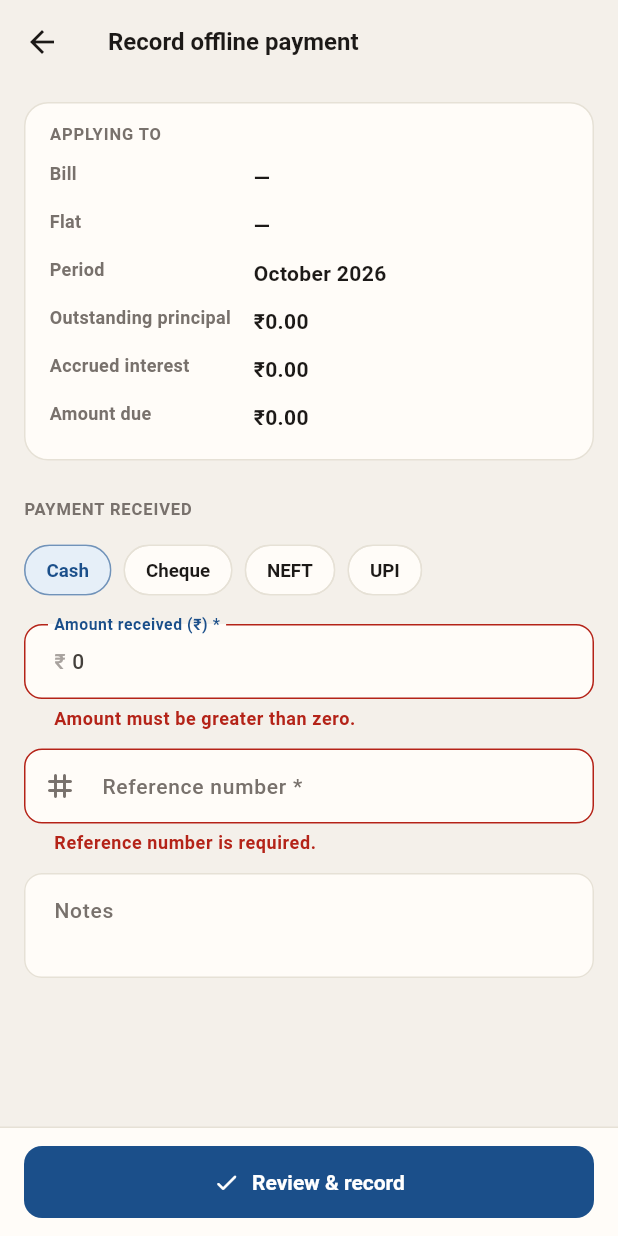
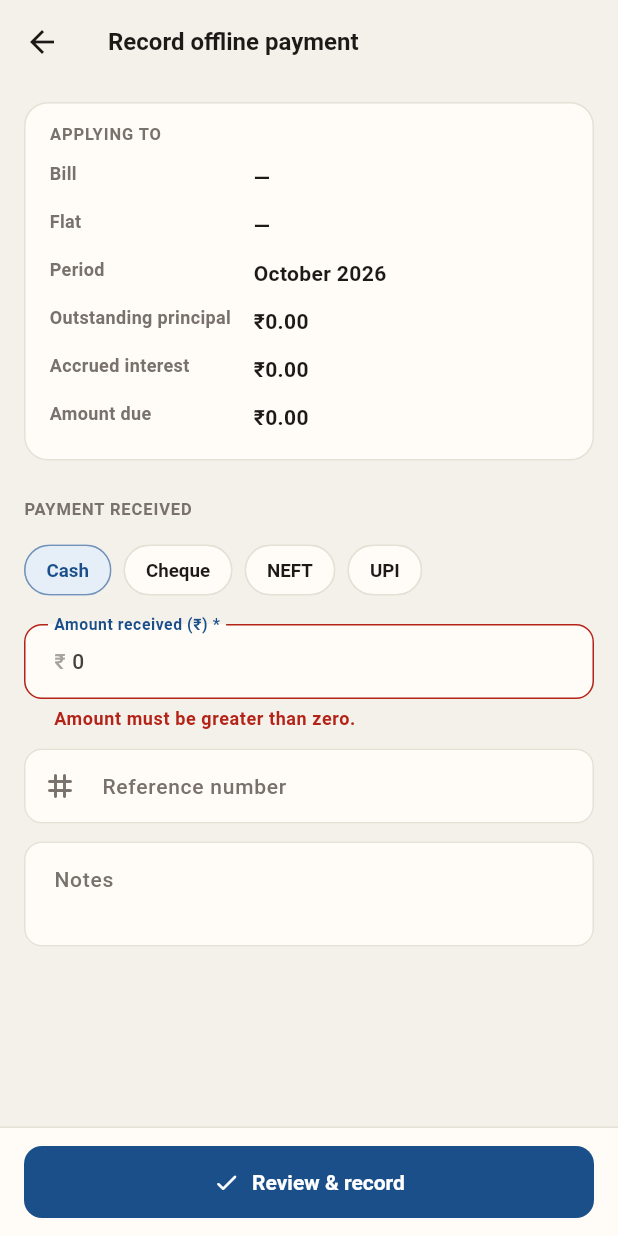
Before and after one commit to skyline-tv/apna-society, a Flutter app: the LiveOfflinePaymentPage screen opened directly with empty values, after a tap on "Review & record", on a phone screen of 412 x 824 dp. Run offline on Flutter 3.47's test engine with Material 3 defaults, Android fonts, the phone set to English and light mode, and no system bars; our stand-ins replace dio, drift, drift_flutter, firebase_core, firebase_messaging, flutter_local_notifications and 8 more; missing offline and left inert: razorpay_flutter; accounts and stored records are empty; generated files the repository leaves out were written again.

Commit message:
Update billing reference number handling and enhance AndroidManifest.xml
- Modified the billing repository and API to allow optional reference numbers for offline payments.
- Updated the UI to handle cases where the reference number may not be provided, ensuring proper message formatting.
- Adjusted backend validation to accept nullish reference numbers and updated related tests to confirm functionality.
- Enhanced AndroidManifest.xml to remove unnecessary permissions and added metadata for Google Analytics configuration.

```diff
--- a/app/lib/api/repositories/billing_repository.dart
+++ b/app/lib/api/repositories/billing_repository.dart
@@ -193,7 +193,7 @@ class BillingRepository {
     required String billId,
     required int amountPaise,
     required String paidAt,
-    required String referenceNumber,
+    String? referenceNumber,
     String? paymentMethod,
     String? notes,
     String? idempotencyKey,
--- a/app/lib/api/services/billing_api.dart
+++ b/app/lib/api/services/billing_api.dart
@@ -144,7 +144,7 @@ class BillingApi {
     required String billId,
     required int amountPaise,
     required String paidAt,
-    required String referenceNumber,
+    String? referenceNumber,
     String? paymentMethod,
     String? notes,
     String? idempotencyKey,
--- a/app/lib/features/billing/live_billing_module.dart
+++ b/app/lib/features/billing/live_billing_module.dart
@@ -1443,8 +1443,12 @@ class _LiveOfflinePaymentPageState extends State<LiveOfflinePaymentPage> {
     final ok = await confirmDialog(
       context,
       title: 'Record ${moneyPaise(amountPaise)}?',
-      message:
-          '${_paymentMethodLabel(method)} payment for ${widget.bill.billNumber} with reference “${reference.text.trim()}” will be recorded.',
+      message: [
+        '${_paymentMethodLabel(method)} payment for ${widget.bill.billNumber}',
+        if (reference.text.trim().isNotEmpty)
+          'with reference “${reference.text.trim()}”',
+        'will be recorded.',
+      ].join(' '),
       confirmLabel: 'Record payment',
       icon: Icons.payments_outlined,
     );
@@ -1456,8 +1460,10 @@ class _LiveOfflinePaymentPageState extends State<LiveOfflinePaymentPage> {
     try {
       final session = authSession;
       if (session == null) throw StateError('Not signed in.');
+      final referenceNumber =
+          reference.text.trim().isEmpty ? null : reference.text.trim();
       final idempotencyKey =
-          'offline-${widget.bill.id}-$method-${reference.text.trim()}-$amountPaise';
+          'offline-${widget.bill.id}-$method-${referenceNumber ?? DateTime.now().microsecondsSinceEpoch}-$amountPaise';
       final result = await ensureLiveRepositories(session.api)
           .billing
           .recordOfflinePayment(
@@ -1465,7 +1471,7 @@ class _LiveOfflinePaymentPageState extends State<LiveOfflinePaymentPage> {
             amountPaise: amountPaise,
             paidAt: DateTime.now().toUtc().toIso8601String(),
             paymentMethod: method,
-            referenceNumber: reference.text.trim(),
+            referenceNumber: referenceNumber,
             notes: notes.text.trim().isEmpty ? null : notes.text.trim(),
             idempotencyKey: idempotencyKey,
           );
@@ -1564,12 +1570,12 @@ class _LiveOfflinePaymentPageState extends State<LiveOfflinePaymentPage> {
           textInputAction: TextInputAction.next,
           decoration: InputDecoration(
             labelText: method == 'CHEQUE'
-                ? 'Cheque number *'
+                ? 'Cheque number'
                 : method == 'NEFT'
-                    ? 'NEFT / UTR *'
+                    ? 'NEFT / UTR'
                     : method == 'UPI'
-                        ? 'UPI reference *'
-                        : 'Reference number *',
+                        ? 'UPI reference'
+                        : 'Reference number',
             hintText: method == 'CHEQUE'
                 ? 'Cheque number'
                 : method == 'NEFT'
@@ -1579,8 +1585,6 @@ class _LiveOfflinePaymentPageState extends State<LiveOfflinePaymentPage> {
                         : 'Receipt book or slip number',
             prefixIcon: const Icon(Icons.tag_rounded),
           ),
-          validator: (v) =>
-              (v ?? '').trim().isEmpty ? 'Reference number is required.' : null,
         ),
         const SizedBox(height: 12),
         TextFormField(
```
Also changed, not shown: 4 other files.
